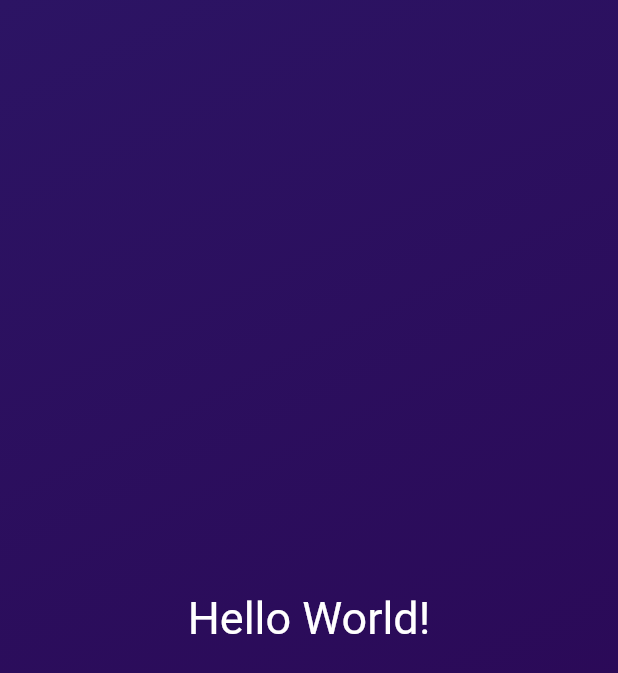
After one commit to BeingSoumyadeepSharma/flutter-basics, a Flutter app: the screen it shows after launch, on a phone screen of 412 x 824 dp. The commit adds this screen. Shown: the top 673 px of the screen. Run offline on Flutter 3.47's test engine with Material 2 defaults, Android fonts, the phone set to English and light mode, and no system bars.

Commit message:
Variables Learned

```diff
--- a/lib/gradient_container.dart
+++ b/lib/gradient_container.dart
@@ -1,4 +1,8 @@
 import 'package:flutter/material.dart';
+import 'package:basics/styled_text.dart';
+
+const startAlignment = Alignment.topLeft;
+const endAlignment = Alignment.bottomRight;
 
 class GradientContainer extends StatelessWidget {
   const GradientContainer({super.key});
@@ -12,19 +16,11 @@ class GradientContainer extends StatelessWidget {
             Color.fromARGB(255, 44, 20, 100),
             Color.fromARGB(255, 42, 4, 81),
           ],
-          begin: Alignment.topLeft,
-          end: Alignment.bottomRight,
+          begin: startAlignment,
+          end: endAlignment,
         ),
       ),
-      child: const Center(
-        child: Text(
-          'Hello World!',
-          style: TextStyle(
-            color: Colors.white,
-            fontSize: 30,
-          ),
-        ),
-      ),
+      child: const StyledText(),
     );
   }
 }
--- /dev/null
+++ b/lib/styled_text.dart
@@ -0,0 +1,18 @@
+import 'package:flutter/material.dart';
+
+class StyledText extends StatelessWidget {
+  const StyledText({super.key});
+
+  @override
+  Widget build(context) {
+    return const Center(
+      child: Text(
+        'Hello World!',
+        style: TextStyle(
+          color: Colors.white,
+          fontSize: 30,
+        ),
+      ),
+    );
+  }
+}
```
